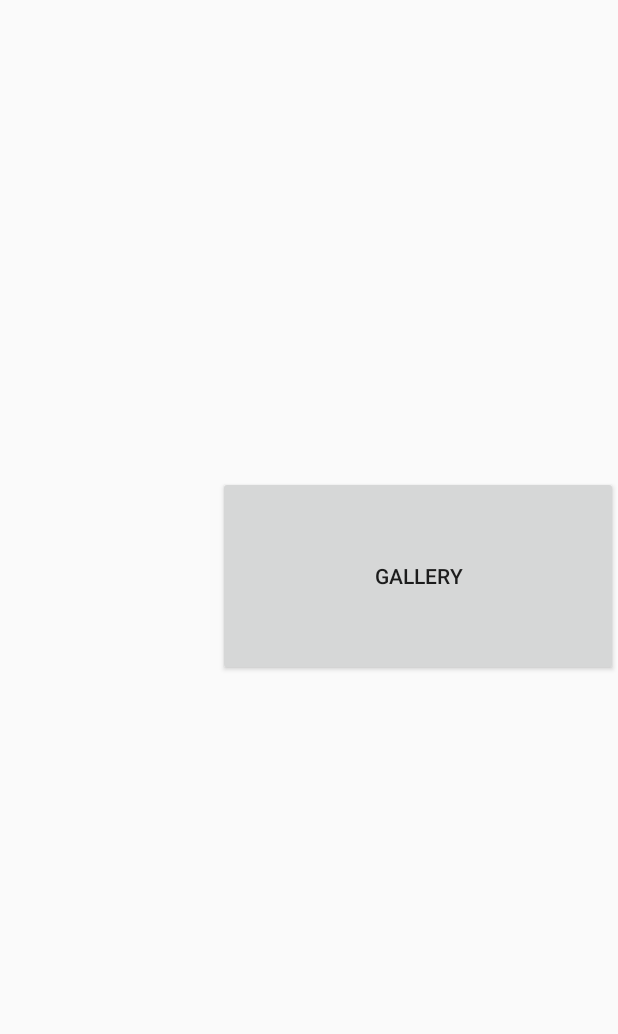
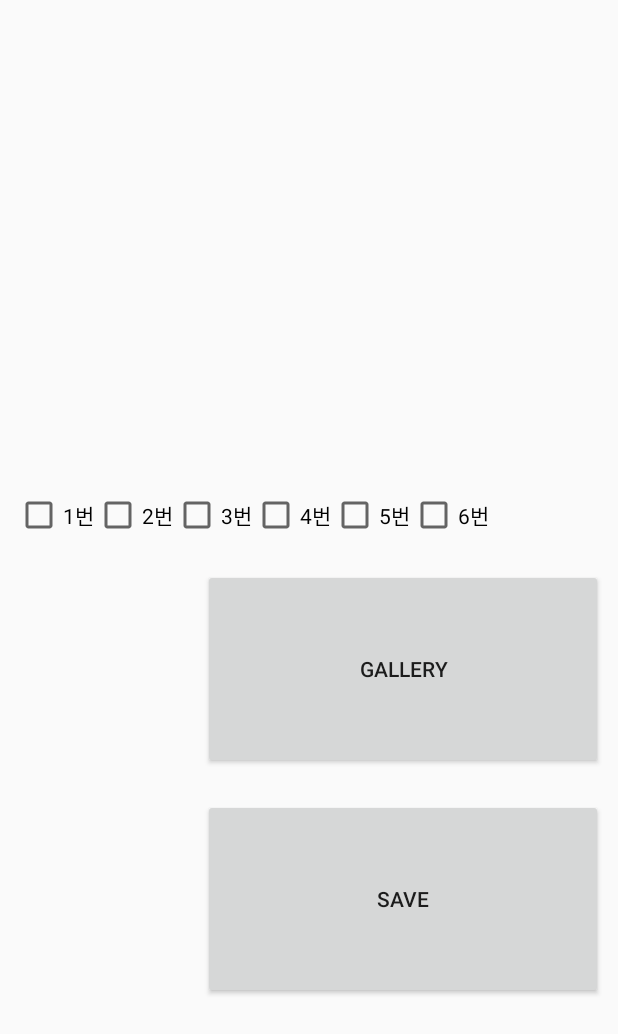
Before and after one commit to hyunss/Tripod_Camera, an Android app: the MainActivity screen opened directly, with no data from a screen before it, on a phone screen of 412 x 824 dp. Shown: the top 1034 px of the screen. Run offline under Robolectric (Android 15) with nearby library versions, the phone set to English and light mode, and no system bars; libraries missing offline, so code that uses them is left out: org.opencv.android, org.opencv.core, org.opencv.imgproc, org.tensorflow, org.tensorflow.contrib; 6 statements that could not run were skipped.

Commit message:
checkbox

```diff
--- a/app/src/main/java/com/example/tensorflowex/CameraActivity.kt
+++ b/app/src/main/java/com/example/tensorflowex/CameraActivity.kt
@@ -97,7 +97,6 @@ class CameraActivity : AppCompatActivity(), LifecycleOwner{
             startActivity(intent)
 
         }
-
 
         bt.setOnDataReceivedListener { _, message ->  //데이터 수신
             if(count<6){
--- a/app/src/main/java/com/example/tensorflowex/MainActivity.java
+++ b/app/src/main/java/com/example/tensorflowex/MainActivity.java
@@ -10,6 +10,7 @@ import android.os.Bundle;
 import android.util.Log;
 import android.view.View;
 import android.widget.Button;
+import android.widget.CheckBox;
 import android.widget.ImageView;
 import android.widget.TextView;
 
@@ -69,6 +70,15 @@ public class MainActivity extends AppCompatActivity {
     private TextView txtResult_line5;
     private ImageView imgResult5;
 
+    private CheckBox checkBox0;
+    private CheckBox checkBox1;
+    private CheckBox checkBox2;
+    private CheckBox checkBox3;
+    private CheckBox checkBox4;
+    private CheckBox checkBox5;
+    private Button btnGallery;
+    private Button savebtn;
+
     @Override
     protected void onCreate(Bundle savedInstanceState) {
         super.onCreate(savedInstanceState);
@@ -99,7 +109,9 @@ public class MainActivity extends AppCompatActivity {
         txtResult5 = (TextView) findViewById(R.id.txtResult5);
         txtResult_line5 = (TextView) findViewById(R.id.txtResult_line5);
 
-        Button btnGallery = (Button) findViewById(R.id.btnGallery);
+        btnGallery = (Button) findViewById(R.id.btnGallery);
+
+        savebtn = (Button) findViewById(R.id.saveBtn);
 
         //텐서플로우 초기화 및 그래프파일 메모리에 탑재
         initTensorFlowAndLoadModel();
@@ -152,7 +164,6 @@ public class MainActivity extends AppCompatActivity {
             }
         });
     }
-
 
     public void GallaryOnClick(View view) {
         LoadImageFromGallery();
@@ -320,7 +331,61 @@ public class MainActivity extends AppCompatActivity {
             recognize_bitmap3(bitmap3, bitmap_line3);
             recognize_bitmap4(bitmap4, bitmap_line4);
             recognize_bitmap5(bitmap5, bitmap_line5);
+
+            checkBox0 = (CheckBox) findViewById(R.id.check0);
+            checkBox1 = (CheckBox) findViewById(R.id.check1);
+            checkBox2 = (CheckBox) findViewById(R.id.check2);
+            checkBox3 = (CheckBox) findViewById(R.id.check3);
+            checkBox4 = (CheckBox) findViewById(R.id.check4);
+            checkBox5 = (CheckBox) findViewById(R.id.check5);
+
+            savebtn.setOnClickListener(new View.OnClickListener() {
+                @Override
+                public void onClick(View v) {
+                    if(checkBox0.isChecked()){
+                        checkBox0.setText("checked");
+                    }
+                    else {
+                        checkBox0.setText("1번");
+                    }
+                    if(checkBox1.isChecked()){
+                        checkBox1.setText("checked");
+                    }
+                    else {
+                        checkBox1.setText("2번");
+                    }
+                    if(checkBox2.isChecked()){
+                        checkBox2.setText("checked");
+                    }
+                    else {
+                        checkBox2.setText("3번");
+                    }
+                    if(checkBox3.isChecked()){
+                        checkBox3.setText("checked");
+                    }
+                    else {
+                        checkBox3.setText("4번");
+                    }
+                    if(checkBox4.isChecked()){
+                        checkBox4.setText("checked");
+                    }
+                    else {
+                        checkBox4.setText("5번");
+                    }
+                    if(checkBox5.isChecked()){
+                        checkBox5.setText("checked");
+                    }
+                    else {
+                        checkBox5.setText("6번");
+                    }
+
+                }
+            });
+
+
+
         }
+
     }
     private void recognize_bitmap0(Bitmap bitmap, Bitmap bitmap_line) {
 
--- a/app/src/main/res/layout/activity_main.xml
+++ b/app/src/main/res/layout/activity_main.xml
@@ -4,7 +4,9 @@
     xmlns:tools="http://schemas.android.com/tools"
     android:layout_width="match_parent"
     android:layout_height="match_parent"
-    tools:context=".MainActivity">
+    tools:context=".MainActivity"
+    android:layout_margin="10dp"
+    android:layout_gravity="center">
 
 
     <ImageView
@@ -79,8 +81,9 @@
         android:layout_height="200px"
         android:onClick="GallaryOnClick"
         android:text="GALLERY"
+        android:layout_marginTop="20dp"
         app:layout_constraintRight_toRightOf="parent"
-        app:layout_constraintTop_toBottomOf="@+id/txtResult_line5" />
+        app:layout_constraintTop_toBottomOf="@+id/chLinear" />
     <TextView
         android:id="@+id/txtResult0"
         android:layout_width="120dp"
@@ -161,7 +164,63 @@
         android:layout_marginStart="240dp"
         app:layout_constraintLeft_toLeftOf="parent"
         app:layout_constraintTop_toBottomOf="@+id/txtResult5"/>
+    <LinearLayout
+        android:id="@+id/chLinear"
+        android:layout_width="wrap_content"
+        android:layout_height="wrap_content"
 
-
+        app:layout_constraintLeft_toLeftOf="parent"
+        app:layout_constraintTop_toBottomOf="@+id/txtResult_line3"
+        >
+        <CheckBox
+            android:id="@+id/check0"
+            android:layout_width="wrap_content"
+            android:layout_height="wrap_content"
+            android:text="1번"
+             />
+        <CheckBox
+            android:id="@+id/check1"
+            android:layout_width="wrap_content"
+            android:layout_height="wrap_content"
+            android:text="2번"
+            app:layout_constraintLeft_toLeftOf="parent"
+            app:layout_constraintTop_toBottomOf="@+id/check0" />
+        <CheckBox
+            android:id="@+id/check2"
+            android:layout_width="wrap_content"
+            android:layout_height="wrap_content"
+            android:text="3번"
+            app:layout_constraintLeft_toLeftOf="parent"
+            app:layout_constraintTop_toBottomOf="@+id/check1" />
+        <CheckBox
+            android:id="@+id/check3"
+            android:layout_width="wrap_content"
+            android:layout_height="wrap_content"
+            android:text="4번"
+            app:layout_constraintLeft_toLeftOf="parent"
+            app:layout_constraintTop_toBottomOf="@+id/check2" />
+        <CheckBox
+            android:id="@+id/check4"
+            android:layout_width="wrap_content"
+            android:layout_height="wrap_content"
+            android:text="5번"
+            app:layout_constraintLeft_toLeftOf="parent"
+            app:layout_constraintTop_toBottomOf="@+id/check3" />
+        <CheckBox
+            android:id="@+id/check5"
+            android:layout_width="wrap_content"
+            android:layout_height="wrap_content"
+            android:text="6번"
+            app:layout_constraintLeft_toLeftOf="parent"
+            app:layout_constraintTop_toBottomOf="@+id/check4" />
+    </LinearLayout>
+    <Button
+        android:id="@+id/saveBtn"
+        android:layout_width="400px"
+        android:layout_height="200px"
+        android:text="SAVE"
+        android:layout_marginTop="20dp"
+        app:layout_constraintRight_toRightOf="parent"
+        app:layout_constraintTop_toBottomOf="@+id/btnGallery" />
 
 </androidx.constraintlayout.widget.ConstraintLayout>
```
